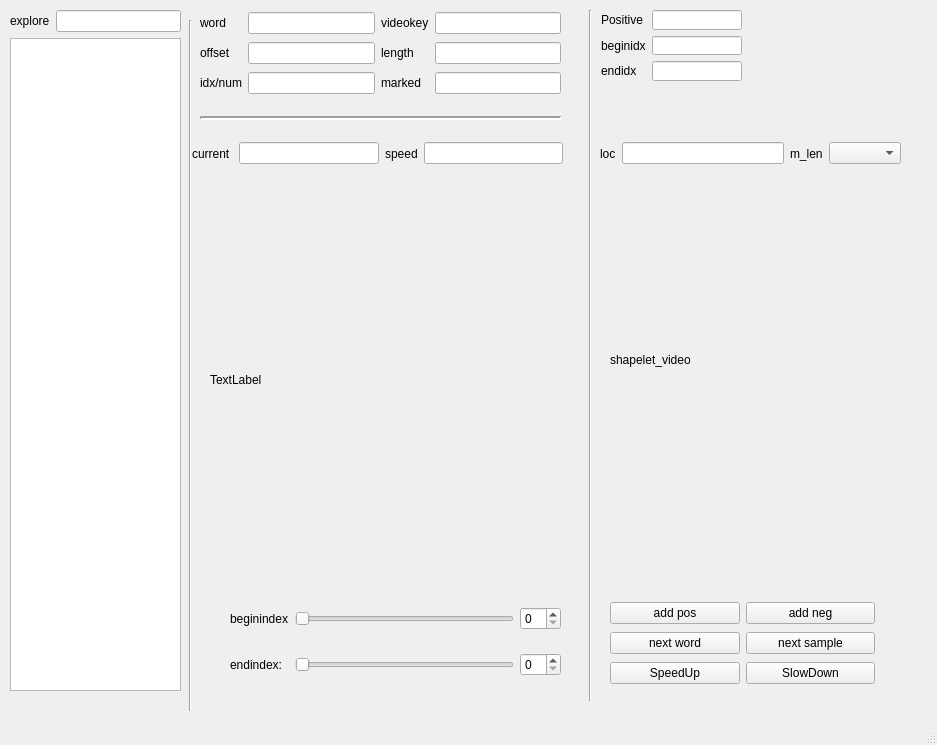
Above: gui/Annotation_Gui.ui from hitmaxiang/pytorch-openpose before the change. Below: the same form after it.
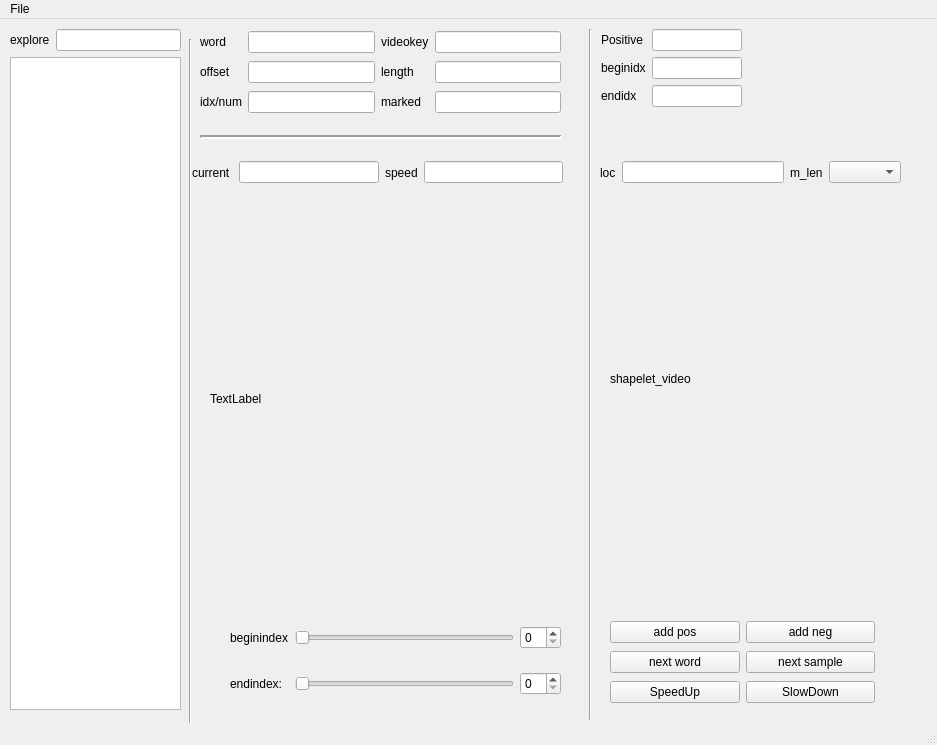
That is the form after the change.

Commit message: complete the gui display system

```diff
--- a/gui/Annotation_Gui.ui
+++ b/gui/Annotation_Gui.ui
@@ -226,7 +226,7 @@
      <enum>Qt::Horizontal</enum>
     </property>
    </widget>
-   <widget class="QWidget" name="">
+   <widget class="QWidget" name="layoutWidget4">
     <property name="geometry">
      <rect>
       <x>200</x>
@@ -302,13 +302,13 @@
      </item>
     </layout>
    </widget>
-   <widget class="QWidget" name="">
+   <widget class="QWidget" name="layoutWidget5">
     <property name="geometry">
      <rect>
       <x>601</x>
       <y>10</y>
       <width>141</width>
-      <height>71</height>
+      <height>89</height>
      </rect>
     </property>
     <layout class="QFormLayout" name="formLayout_2">
@@ -344,7 +344,7 @@
      </item>
     </layout>
    </widget>
-   <widget class="QWidget" name="">
+   <widget class="QWidget" name="layoutWidget6">
     <property name="geometry">
      <rect>
       <x>192</x>
@@ -376,7 +376,7 @@
      </item>
     </layout>
    </widget>
-   <widget class="QWidget" name="">
+   <widget class="QWidget" name="layoutWidget7">
     <property name="geometry">
      <rect>
       <x>600</x>
@@ -418,6 +418,19 @@
      <height>22</height>
     </rect>
    </property>
+   <widget class="QMenu" name="menuFile">
+    <property name="title">
+     <string>File</string>
+    </property>
+    <widget class="QMenu" name="menuLoad">
+     <property name="title">
+      <string>Load</string>
+     </property>
+     <addaction name="actionrecordfile"/>
+    </widget>
+    <addaction name="menuLoad"/>
+   </widget>
+   <addaction name="menuFile"/>
   </widget>
   <widget class="QStatusBar" name="statusbar"/>
  </widget>
```
Left out of the diff: 5 changed lines with no effect on the pictures. The commit also changes 4 other files.
